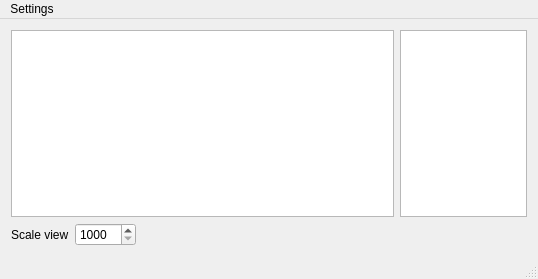
The window that imagemapper.ui (UAV-Concordia/ImageMapper) describes before a commit, drawn with Qt 5.
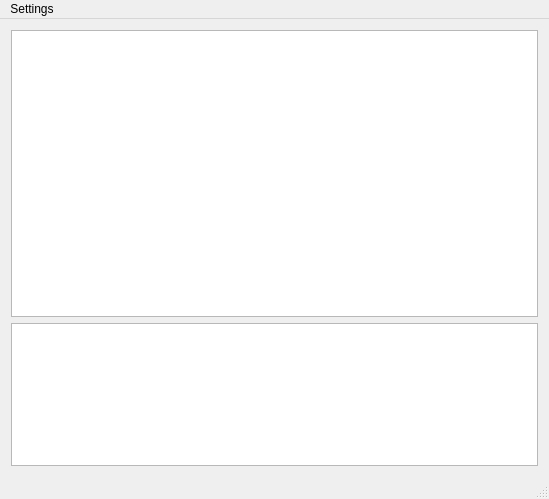
The same window after the commit. Custom widgets are drawn as their Qt base class.

```diff
--- a/imagemapper.ui
+++ b/imagemapper.ui
@@ -6,8 +6,8 @@
    <rect>
     <x>0</x>
     <y>0</y>
-    <width>538</width>
-    <height>279</height>
+    <width>549</width>
+    <height>499</height>
    </rect>
   </property>
   <property name="windowTitle">
@@ -16,58 +16,40 @@
   <widget class="QWidget" name="centralWidget">
    <layout class="QVBoxLayout" name="verticalLayout">
     <item>
-     <layout class="QHBoxLayout" name="horizontalLayout_2" stretch="3,1">
-      <item>
-       <widget class="MapView" name="graphicsView"/>
-      </item>
-      <item>
-       <widget class="QListWidget" name="listWidget">
-        <property name="selectionMode">
-         <enum>QAbstractItemView::ExtendedSelection</enum>
-        </property>
-       </widget>
-      </item>
-     </layout>
+     <widget class="MapView" name="graphicsView">
+      <property name="sizePolicy">
+       <sizepolicy hsizetype="Expanding" vsizetype="Expanding">
+        <horstretch>0</horstretch>
+        <verstretch>2</verstretch>
+       </sizepolicy>
+      </property>
+     </widget>
     </item>
     <item>
-     <layout class="QHBoxLayout" name="horizontalLayout">
-      <item>
-       <widget class="QLabel" name="label">
-        <property name="text">
-         <string>Scale view</string>
-        </property>
-       </widget>
-      </item>
-      <item>
-       <widget class="QSpinBox" name="spinBox_scale">
-        <property name="minimum">
-         <number>1000</number>
-        </property>
-        <property name="maximum">
-         <number>10000</number>
-        </property>
-        <property name="singleStep">
-         <number>100</number>
-        </property>
-        <property name="value">
-         <number>1000</number>
-        </property>
-       </widget>
-      </item>
-      <item>
-       <spacer name="horizontalSpacer">
-        <property name="orientation">
-         <enum>Qt::Horizontal</enum>
-        </property>
-        <property name="sizeHint" stdset="0">
-         <size>
-          <width>40</width>
-          <height>20</height>
-         </size>
-        </property>
-       </spacer>
-      </item>
-     </layout>
+     <widget class="QTableWidget" name="tableWidget">
+      <property name="sizePolicy">
+       <sizepolicy hsizetype="Expanding" vsizetype="Expanding">
+        <horstretch>0</horstretch>
+        <verstretch>1</verstretch>
+       </sizepolicy>
+      </property>
+      <property name="editTriggers">
+       <set>QAbstractItemView::NoEditTriggers</set>
+      </property>
+      <property name="columnCount">
+       <number>1</number>
+      </property>
+      <attribute name="horizontalHeaderVisible">
+       <bool>false</bool>
+      </attribute>
+      <attribute name="horizontalHeaderCascadingSectionResizes">
+       <bool>true</bool>
+      </attribute>
+      <attribute name="horizontalHeaderStretchLastSection">
+       <bool>true</bool>
+      </attribute>
+      <column/>
+     </widget>
     </item>
    </layout>
   </widget>
@@ -76,7 +58,7 @@
     <rect>
      <x>0</x>
      <y>0</y>
-     <width>538</width>
+     <width>549</width>
      <height>18</height>
     </rect>
    </property>
```
